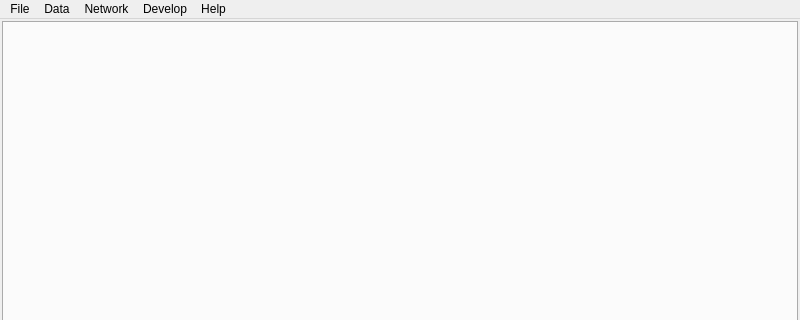
Qt form ui/aradomain.ui (berndhs/arado) before a commit; both pictures show x 0 to 800 and y 0 to 320 of the 800 by 600 pixel window.
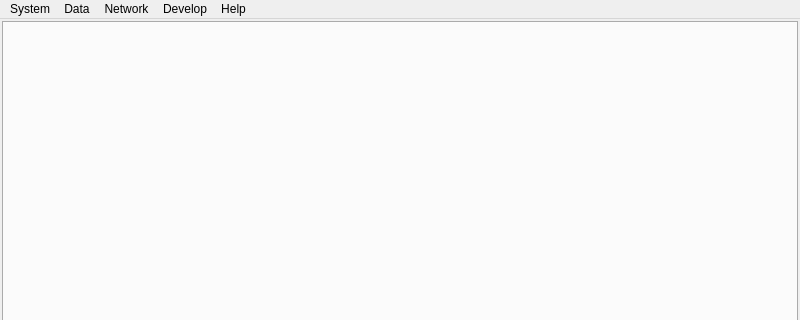
The same form after that commit. Icons and pictures are not drawn.

Commit message: send out and display own uuid

Diff of the .ui file:
```diff
--- a/ui/aradomain.ui
+++ b/ui/aradomain.ui
@@ -44,7 +44,7 @@
    </property>
    <widget class="QMenu" name="menuFile">
     <property name="title">
-     <string>File</string>
+     <string>System</string>
     </property>
     <addaction name="separator"/>
     <addaction name="actionSettings"/>
```
Left out of the diff: 13 changed lines with no effect on the pictures. The commit also changes 2 other files.
